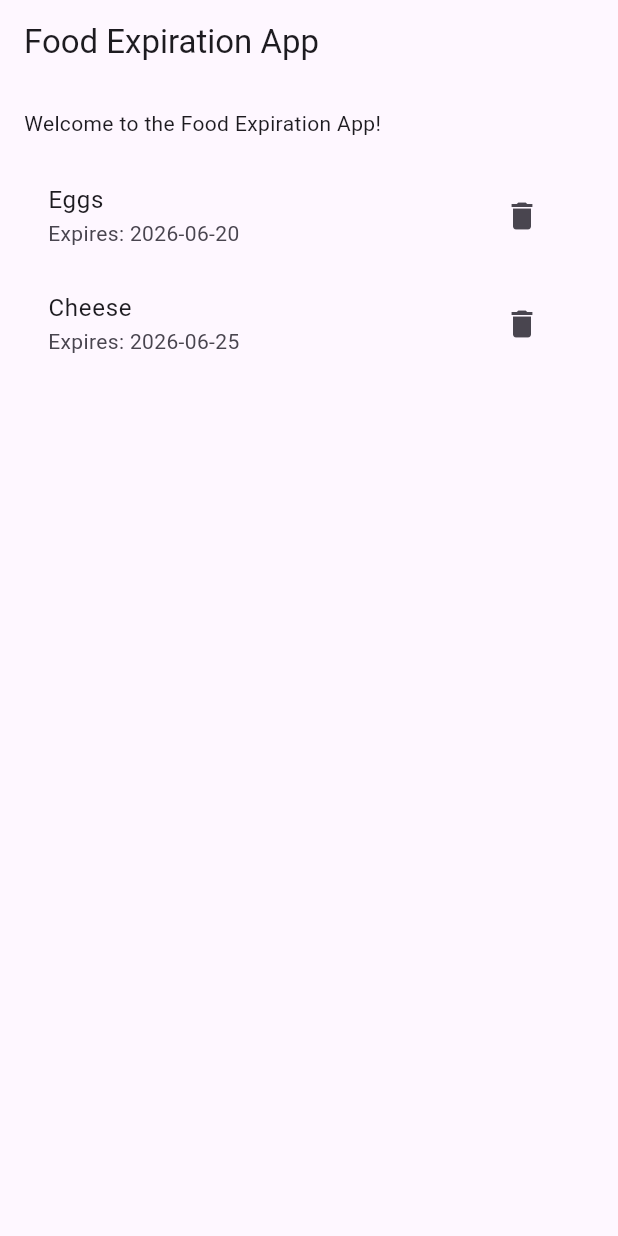
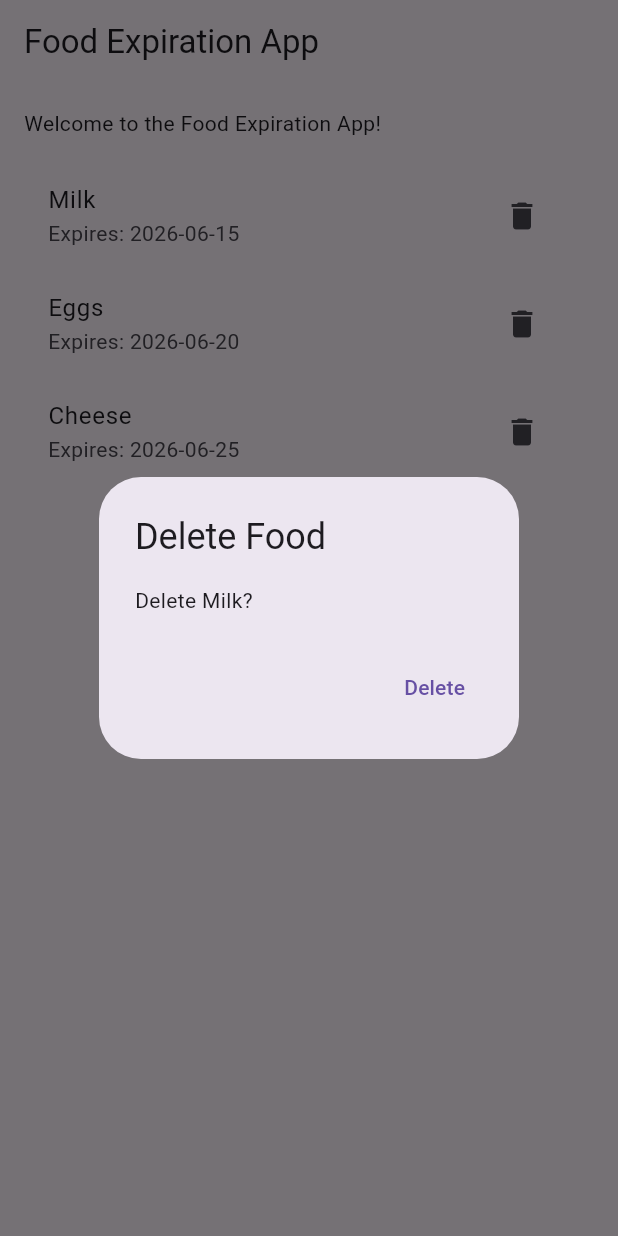
Before and after one commit to JLHC123/FoodApp_Test, a Flutter app: the screen it shows after launch, after a tap on the "delete" icon, on a phone screen of 412 x 824 dp. Run offline on Flutter 3.47's test engine with Material 3 defaults, Android fonts, the phone set to English and light mode, and no system bars.

Commit message:
refactored "setState ... foods.removeAt(index) ... print('Delete foodname') into deleteFood
Added a showDialog / AlertDialog and then refactored that + deleteFood into showDeleteDialog

```diff
--- a/FoodApp/food_app/lib/main.dart
+++ b/FoodApp/food_app/lib/main.dart
@@ -49,11 +49,7 @@
                       trailing: IconButton(
                         icon: const Icon(Icons.delete),
                         onPressed: () {
-                          setState(() {
-                            foods.removeAt(index);
-                          });
-                          // Handle delete action
-                          print('Delete ${food['name']}');
+                          showDeleteDialog(context, food, index);
                         },
                       )
                     );
@@ -66,4 +62,30 @@
       ),
     );
   }
+
+  void showDeleteDialog(BuildContext context, Map<String, String> food, int index) {
+    showDialog(
+      context: context,
+      builder: (context) => AlertDialog(
+        title: Text('Delete Food'),
+        content: Text('Delete ${food['name']}?'),
+        actions: [
+          TextButton(
+            onPressed:() {
+              deleteFood(index, food);
+              Navigator.pop(context);
+            },
+            child: Text('Delete'),
+          ),
+        ],
+      ),
+    );
+  }
+
+  void deleteFood(int index, Map<String, String> food) {
+    setState(() {
+      foods.removeAt(index);
+    });
+    print('Delete ${food['name']}');
+  }
 }
```
